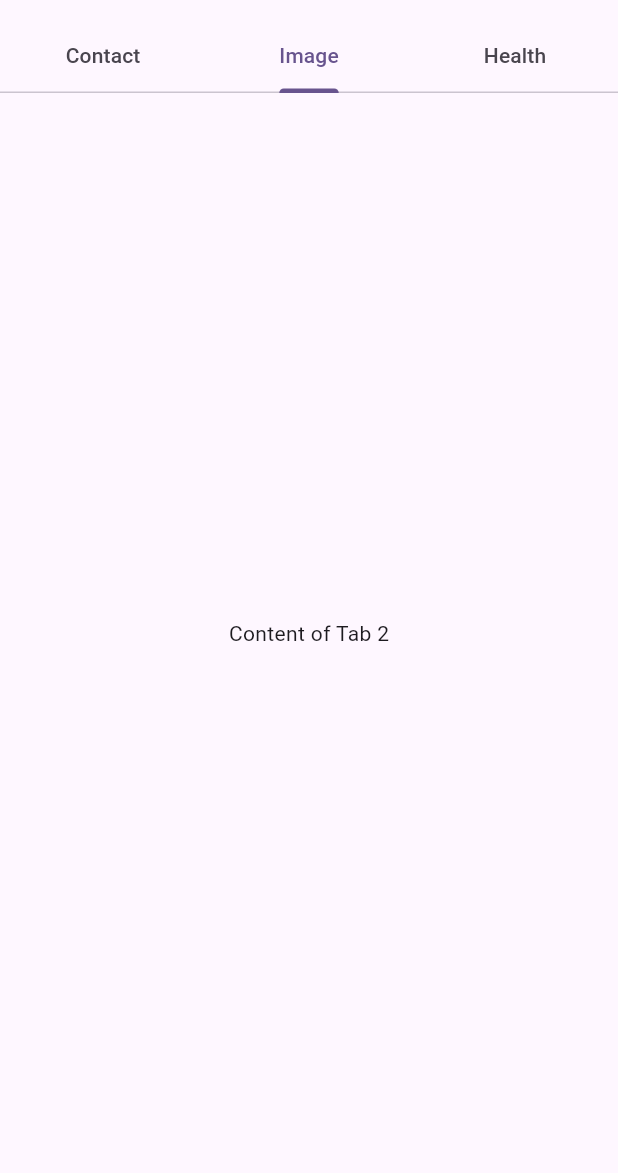
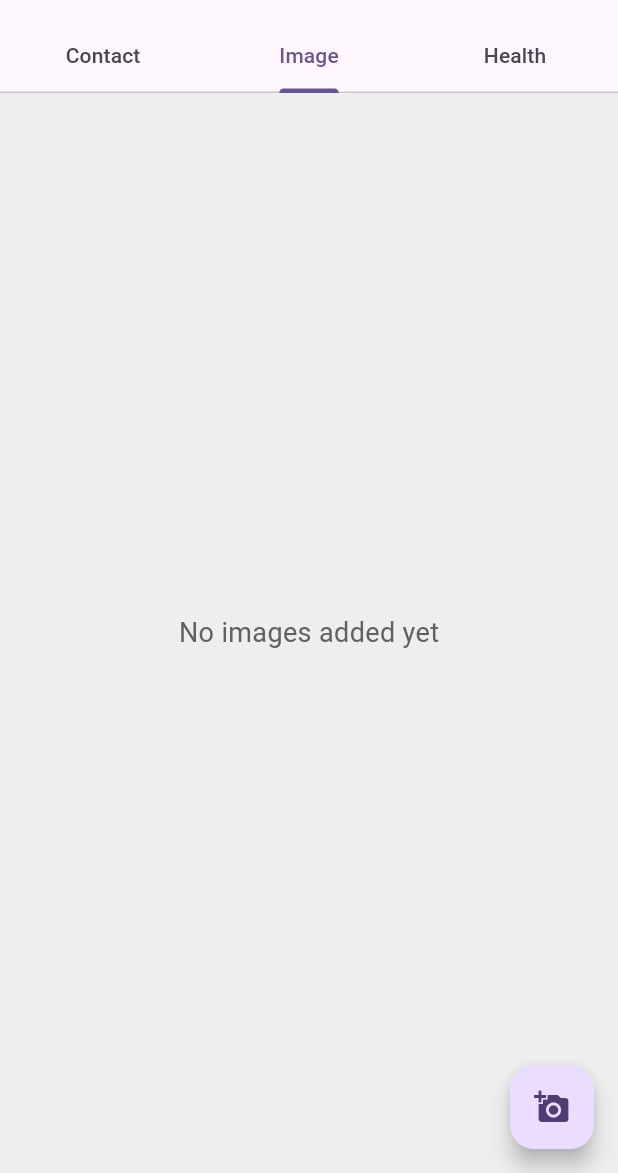
Before and after one commit to sehee-xx/HealthTracker, a Flutter app: the screen it shows after launch, tab 2 chosen, on a phone screen of 412 x 824 dp, the part 63-1236 px from its top. Run offline on Flutter 3.47's test engine with Material 3 defaults, Android fonts, the phone set to English and light mode, and no system bars; our stand-ins replace image_picker.

Commit message:
Modify: 갤러리 기능 추가

```diff
--- a/week1/lib/main.dart
+++ b/week1/lib/main.dart
@@ -1,4 +1,6 @@
 import 'package:flutter/material.dart';
+import 'package:image_picker/image_picker.dart';
+import 'dart:io';
 
 void main() {
   runApp(const MyApp());
@@ -44,6 +46,29 @@ class _MyHomePageState extends State<MyHomePage> {
     {"name": "흰둥이", "phone": "010-6789-0123"}
   ];
 
+  // 이미지 데이터
+  List<File> _images = [];
+  final ImagePicker _picker = ImagePicker();
+
+
+
+  Future<void> _pickImage() async {
+    // image 개수 제한
+    // if (_images.length >= 20) {
+    //   ScaffoldMessenger.of(context).showSnackBar(
+    //     SnackBar(content: Text('You can only upload up to 20 images.')),
+    //   );
+    //   return;
+    // }
+    final pickedFile = await _picker.pickImage(source: ImageSource.gallery);
+
+    if (pickedFile != null) {
+      setState(() {
+        _images.add(File(pickedFile.path));
+      });
+    }
+  }
+
   @override
   Widget build(BuildContext context) {
     return DefaultTabController(
@@ -82,10 +107,44 @@ class _MyHomePageState extends State<MyHomePage> {
                 );
               },
             ),
-            const Center(child: Text('Content of Tab 2')),
+            imageGalleryTab(),
             const Center(child: Text('Content of Tab 3')),
           ],
         ),
+         floatingActionButton: FloatingActionButton(
+          onPressed: _pickImage,
+          tooltip: 'Pick Image',
+          child: Icon(Icons.add_a_photo),
+        ),
+
+      ),
+    );
+  }
+
+  Widget imageGalleryTab() {
+    return _images.isEmpty ? Center(
+      child: Container(
+        color: Colors.grey[200],
+        child: Center(
+          child: Text(
+            'No images added yet',
+            style: TextStyle(color: Colors.grey[700], fontSize: 18),
+          ),
+        ),
+      ),
+    )
+      : Padding(
+      padding: const EdgeInsets.all(8),
+      child: GridView.builder(
+        gridDelegate: const SliverGridDelegateWithFixedCrossAxisCount(
+          crossAxisCount: 3,
+          crossAxisSpacing: 4.0,
+          mainAxisSpacing: 4.0,
+          ),
+        itemCount: _images.length,
+        itemBuilder: (BuildContext context, int index) {
+          return Image.file(_images[index], fit:BoxFit.cover);
+        },
       ),
     );
   }
--- a/week1/pubspec.yaml
+++ b/week1/pubspec.yaml
@@ -35,6 +35,7 @@ dependencies:
   # The following adds the Cupertino Icons font to your application.
   # Use with the CupertinoIcons class for iOS style icons.
   cupertino_icons: ^1.0.6
+  image_picker: ^0.8.4+4
 
 dev_dependencies:
   flutter_test:
```
Also changed, not shown: week1/pubspec.lock, 5 other files.
